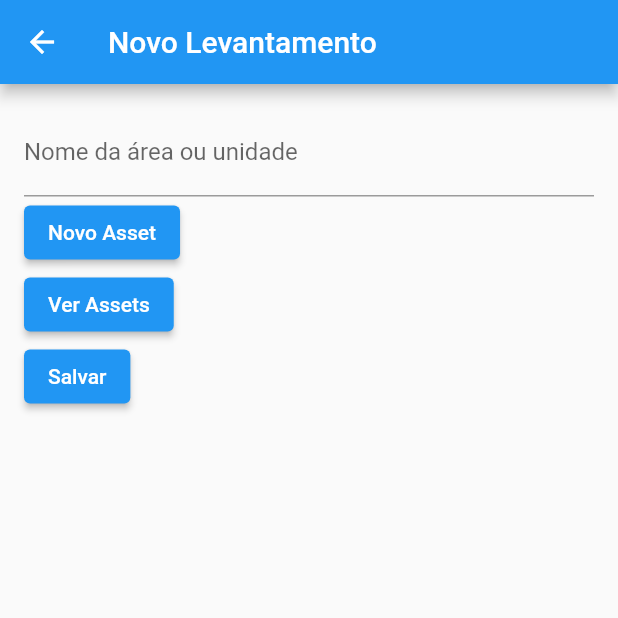
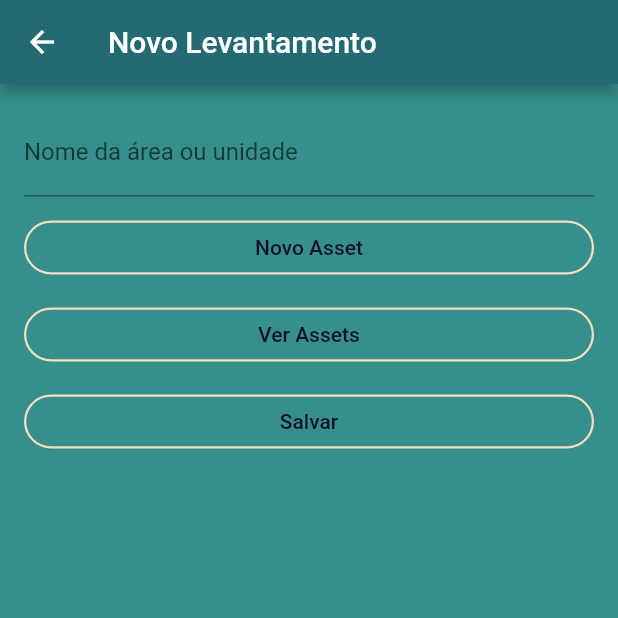
Before and after one commit to gumdanx/project_ana, a Flutter app: the screen it shows after launch, after a tap on "Entrar", after a tap on "Novo Levantamento", on a phone screen of 412 x 824 dp, the top half of it. Run offline on Flutter 3.47's test engine with Material 2 defaults, Android fonts, the phone set to English and light mode, and no system bars.

Commit message:
AJUSTES GERAIS
TO-DO: new-survey.dart

```diff
--- /dev/null
+++ b/lib/globals.dart
@@ -0,0 +1,45 @@
+import 'package:flutter/material.dart';
+
+MaterialColor createMaterialColor(Color color) {
+  List strengths = <double>[.05];
+  Map<int, Color> swatch = {};
+  final int r = color.red, g = color.green, b = color.blue;
+
+  for (int i = 1; i < 10; i++) {
+    strengths.add(0.1 * i);
+  }
+  strengths.forEach((strength) {
+    final double ds = 0.5 - strength;
+    swatch[(strength * 1000).round()] = Color.fromRGBO(
+      r + ((ds < 0 ? r : (255 - r)) * ds).round(),
+      g + ((ds < 0 ? g : (255 - g)) * ds).round(),
+      b + ((ds < 0 ? b : (255 - b)) * ds).round(),
+      1,
+    );
+  });
+  return MaterialColor(color.value, swatch);
+}
+
+class AnaColors {
+  AnaColors._();
+
+  static const Color darkBlueBase = Color(0xFF160F29);
+  static const Color caribbeanBase = Color(0xFF246A73);
+  static const Color darkCyanBase = Color(0xFF368F8B);
+  static const Color champagneBase = Color(0xFFF3DFC1);
+  static const Color desertSandBase = Color(0xFFDDBEA8);
+
+  static final MaterialColor darkBlue = createMaterialColor(darkBlueBase);
+  static final MaterialColor caribbean = createMaterialColor(caribbeanBase);
+  static final MaterialColor darkCyan = createMaterialColor(darkCyanBase);
+  static final MaterialColor champagne = createMaterialColor(champagneBase);
+  static final MaterialColor desertSand = createMaterialColor(desertSandBase);
+}
+
+/*
+160f29  dark blue           roxo escuro
+246a73  caribbean current   verde escuro
+368f8b  dark cyan           verde medio
+f3dfc1  champagne           amarelo claro
+ddbea8  desert sand         amarelo medio
+*/
--- a/lib/main.dart
+++ b/lib/main.dart
@@ -1,16 +1,20 @@
 // main.dart
 import 'package:flutter/material.dart';
-import 'package:project_ana/screens/login.dart'; // Certifique-se de que o caminho de importação esteja correto!
+import 'package:project_ana/globals.dart';
+import 'package:project_ana/screens/login.dart'; // ATENCAO A ESSE IMPORT
 
 void main() => runApp(MeuAplicativo());
+
+
 
 class MeuAplicativo extends StatelessWidget {
   @override
   Widget build(BuildContext context) {
     return MaterialApp(
-      title: 'Nome do Aplicativo',
+      title: 'project ANA',
       theme: ThemeData(
-        primarySwatch: Colors.blue,
+        primarySwatch: AnaColors.caribbean,
+        scaffoldBackgroundColor: AnaColors.darkCyan,
         visualDensity: VisualDensity.adaptivePlatformDensity,
       ),
       home: TelaLogin(),
--- a/lib/screens/login.dart
+++ b/lib/screens/login.dart
@@ -1,30 +1,50 @@
 // tela_login.dart
 import 'package:flutter/material.dart';
+import 'package:project_ana/globals.dart';
 import 'package:project_ana/screens/menu.dart';
 
 class TelaLogin extends StatelessWidget {
   @override
   Widget build(BuildContext context) {
     return Scaffold(
-      backgroundColor: Colors.grey[200],
+      backgroundColor: AnaColors.champagne,
       body: Center(
         child: Column(
           mainAxisAlignment: MainAxisAlignment.center,
           children: <Widget>[
-            Text('Nome do App',
-                style: TextStyle(fontSize: 24, fontWeight: FontWeight.bold)),
+            Text('project ANA',
+                style: TextStyle(
+                    fontSize: 24,
+                    fontWeight: FontWeight.bold,
+                    color: AnaColors.darkCyan,
+                )),
             SizedBox(height: 20),
             TextField(
-              decoration: InputDecoration(labelText: 'Nome de usuário'),
+              style: TextStyle(color: AnaColors.darkBlue),
+              decoration: InputDecoration(
+                  labelText: 'Nome de usuário',
+                  labelStyle: TextStyle(color: AnaColors.darkBlue),
+              ),
             ),
             SizedBox(height: 10),
             TextField(
-              decoration: InputDecoration(labelText: 'Senha'),
+              style: TextStyle(color: AnaColors.darkBlue),
+              decoration: InputDecoration(
+                  labelText: 'Senha',
+                  labelStyle: TextStyle(color: AnaColors.darkBlue),
+              ),
               obscureText: true,
             ),
             SizedBox(height: 20),
             ElevatedButton(
               child: Text('Entrar'),
+              style: ElevatedButton.styleFrom(
+                primary: AnaColors.darkBlue, // Define a cor de fundo do botão.
+                onPrimary: AnaColors.champagne, // Define a cor do texto do botão.
+                shape: RoundedRectangleBorder(
+                  borderRadius: BorderRadius.circular(20), // 20dp corner radius
+                ),
+              ),
               onPressed: () {
                 Navigator.pushReplacement(
                   context,
--- a/lib/screens/menu.dart
+++ b/lib/screens/menu.dart
@@ -1,5 +1,6 @@
 // tela_principal.dart
 import 'package:flutter/material.dart';
+import 'package:project_ana/globals.dart';
 import 'package:project_ana/screens/new_survey.dart';
 import 'package:project_ana/screens/surveys.dart';
 import 'package:project_ana/screens/user.dart';
@@ -8,30 +9,61 @@ class TelaPrincipal extends StatelessWidget {
   @override
   Widget build(BuildContext context) {
     return Scaffold(
-      appBar: AppBar(title: Text('Menu Principal')),
+      appBar: AppBar(
+        centerTitle: true,
+        title: Text('project ANA',
+          style: TextStyle(color: AnaColors.desertSand)),
+      ),
       body: ListView(
+        padding: const EdgeInsets.all(16.0), // Add padding around the list view for better spacing
         children: <Widget>[
-          ListTile(
-            title: Text('Novo Levantamento'),
-            onTap: () {
+          OutlinedButton(
+            child: Text('Novo Levantamento'),
+            style: OutlinedButton.styleFrom(
+              primary: AnaColors.champagne, // Text color
+              onSurface: AnaColors.champagne, // Border color when button is enabled
+              side: BorderSide(color: AnaColors.champagne, width: 1.5), // Customize border details
+              shape: RoundedRectangleBorder(
+                borderRadius: BorderRadius.circular(20),
+              ),
+            ),
+            onPressed: () {
               Navigator.push(
                 context,
                 MaterialPageRoute(builder: (context) => TelaNovoLevantamento()),
               );
             },
           ),
-          ListTile(
-            title: Text('Levantamentos Feitos'),
-            onTap: () {
+          SizedBox(height: 10.0), // Add space between buttons
+          OutlinedButton(
+            child: Text('Levantamentos Feitos'),
+            style: OutlinedButton.styleFrom(
+            primary: AnaColors.champagne,
+            onSurface: AnaColors.champagne,
+            side: BorderSide(color: AnaColors.champagne, width: 1.5),
+            shape: RoundedRectangleBorder(
+              borderRadius: BorderRadius.circular(20),
+            ),
+            ),
+            onPressed: () {
               Navigator.push(
                 context,
                 MaterialPageRoute(builder: (context) => TelaVerLevantamentos()),
               );
             },
           ),
-          ListTile(
-            title: Text('Usuário'),
-            onTap: () {
+          SizedBox(height: 10.0),
+          OutlinedButton(
+            child: Text('Usuário'),
+            style: OutlinedButton.styleFrom(
+              primary: AnaColors.champagne,
+              onSurface: AnaColors.champagne,
+              side: BorderSide(color: AnaColors.champagne, width: 1.5),
+              shape: RoundedRectangleBorder(
+                borderRadius: BorderRadius.circular(20),
+              ),
+            ),
+            onPressed: () {
               Navigator.push(
                 context,
                 MaterialPageRoute(builder: (context) => TelaUsuario()),
--- a/lib/screens/new_survey.dart
+++ b/lib/screens/new_survey.dart
@@ -1,4 +1,5 @@
 import 'package:flutter/material.dart';
+import 'package:project_ana/globals.dart';
 import 'package:project_ana/screens/new_asset.dart';
 import 'package:project_ana/screens/assets.dart';
 
@@ -10,15 +11,24 @@ class TelaNovoLevantamento extends StatelessWidget {
       body: Padding(
         padding: EdgeInsets.all(16),
         child: Column(
-          crossAxisAlignment: CrossAxisAlignment.start,
+          crossAxisAlignment: CrossAxisAlignment.stretch,  // Alterado para preencher a largura disponível
           children: <Widget>[
             TextField(
               decoration: InputDecoration(
                 labelText: 'Nome da área ou unidade',
               ),
             ),
-            ElevatedButton(
+            SizedBox(height: 10.0), // Adicionado para espaço entre os widgets
+            OutlinedButton(
               child: Text('Novo Asset'),
+              style: OutlinedButton.styleFrom(
+                primary: AnaColors.darkBlue,
+                onSurface: AnaColors.champagne,
+                side: BorderSide(color: AnaColors.champagne, width: 1.5),
+                shape: RoundedRectangleBorder(
+                  borderRadius: BorderRadius.circular(20),
+                ),
+              ),
               onPressed: () {
                 Navigator.push(
                   context,
@@ -26,8 +36,17 @@ class TelaNovoLevantamento extends StatelessWidget {
                 );
               },
             ),
-            ElevatedButton(
+            SizedBox(height: 10.0),
+            OutlinedButton(
               child: Text('Ver Assets'),
+              style: OutlinedButton.styleFrom(
+                primary: AnaColors.darkBlue,
+                onSurface: AnaColors.champagne,
+                side: BorderSide(color: AnaColors.champagne, width: 1.5),
+                shape: RoundedRectangleBorder(
+                  borderRadius: BorderRadius.circular(20),
+                ),
+              ),
               onPressed: () {
                 Navigator.push(
                   context,
@@ -35,8 +54,17 @@ class TelaNovoLevantamento extends StatelessWidget {
                 );
               },
             ),
-            ElevatedButton(
+            SizedBox(height: 10.0),
+            OutlinedButton(
               child: Text('Salvar'),
+              style: OutlinedButton.styleFrom(
+                primary: AnaColors.darkBlue,
+                onSurface: AnaColors.champagne,
+                side: BorderSide(color: AnaColors.champagne, width: 1.5),
+                shape: RoundedRectangleBorder(
+                  borderRadius: BorderRadius.circular(20),
+                ),
+              ),
               onPressed: () {
                 // Logic to save data
               },
```
Also changed, not shown: pubspec.lock.
